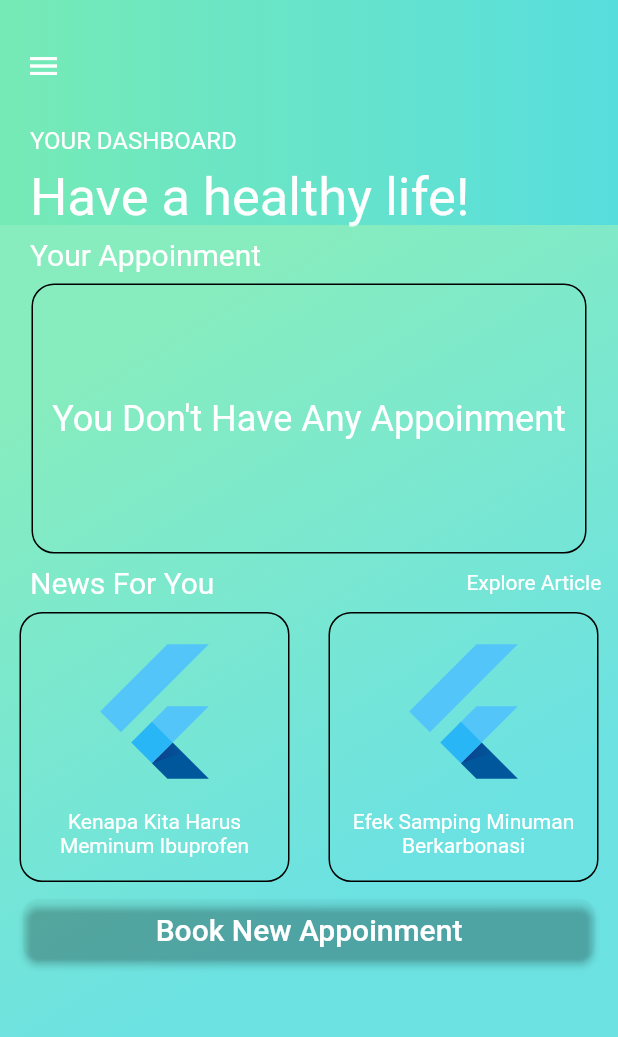
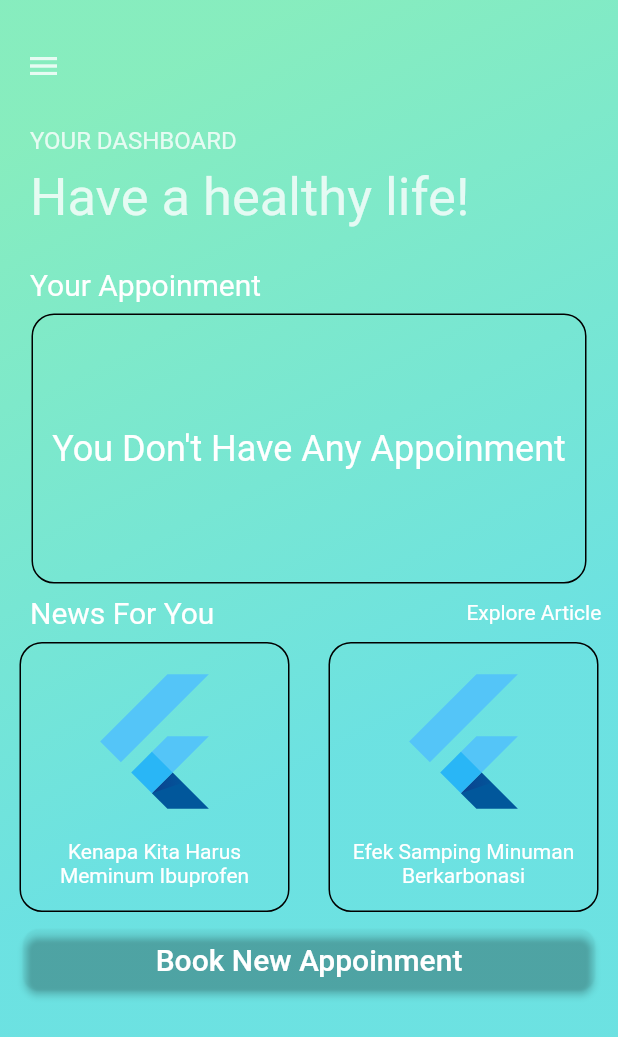
Before and after one commit to mohmahendra/medix, a Flutter app: the DashboardPage screen opened directly, on a phone screen of 412 x 824 dp. Shown: the top 1037 px of the screen. Run offline on Flutter 3.47's test engine with Material 2 defaults, Android fonts, the phone set to English and light mode, and no system bars.

```diff
--- a/lib/ReusableMaterial.dart
+++ b/lib/ReusableMaterial.dart
@@ -1,8 +1,8 @@
 import 'package:flutter/material.dart';
 
 class ReusableMaterial {
-  final appBarColorleft = const Color(0xFF56E7A5);
-  final appBarColorRight = const Color(0xFF30D7D7);
+  final primaryColorLeft = const Color(0xFF56E7A5);
+  final primaryColorRight = const Color(0xFF30D7D7);
 
   getAppBar(String titleAB) {
     return AppBar(
@@ -13,7 +13,7 @@ class ReusableMaterial {
           gradient: LinearGradient(
             begin: Alignment.centerLeft,
             end: Alignment.centerRight,
-            colors: [appBarColorleft, appBarColorRight],
+            colors: [primaryColorLeft, primaryColorRight],
           )
         ),
       ),
@@ -35,7 +35,7 @@ class ReusableMaterial {
           gradient: LinearGradient(
             begin: Alignment.centerLeft,
             end: Alignment.centerRight,
-            colors: [appBarColorleft, appBarColorRight]
+            colors: [primaryColorLeft, primaryColorRight]
           )
         ),
       ),
@@ -117,6 +117,7 @@ class ReusableMaterial {
 class ThreeLineCustomAppBar extends StatelessWidget implements PreferredSizeWidget {
   final double height;
   final String upperText, lowerText;
+  final bool transparent;
   final appBarColorleft = const Color(0xFF56E7A5);
   final appBarColorRight = const Color(0xFF30D7D7);
 
@@ -125,7 +126,9 @@ class ThreeLineCustomAppBar extends StatelessWidget implements PreferredSizeWidg
     @required this.height,
     @required this.upperText,
     @required this.lowerText,
+    @required this.transparent,
   }) : super(key:key);
+
 
   @override
   Widget build(BuildContext context) {
@@ -136,7 +139,7 @@ class ThreeLineCustomAppBar extends StatelessWidget implements PreferredSizeWidg
           gradient: LinearGradient(
             begin: Alignment.centerLeft,
             end: Alignment.centerRight,
-            colors: [appBarColorleft, appBarColorRight]
+            colors: getColor()
           ),
         ),
         child: Column(
@@ -178,6 +181,15 @@ class ThreeLineCustomAppBar extends StatelessWidget implements PreferredSizeWidg
     );
   }
 
+  List<Color> getColor() {
+    if (transparent == true) {
+      return [Colors.transparent, Colors.transparent];
+    }
+    else {
+      return [ReusableMaterial().primaryColorLeft, ReusableMaterial().primaryColorRight];
+    }
+  }
+
   @override
   Size get preferredSize => Size.fromHeight(height);
 }
--- a/lib/main.dart
+++ b/lib/main.dart
@@ -58,8 +58,8 @@ class _HomePageState extends State<MyHomePage> {
                       begin: Alignment.topCenter,
                       end: Alignment.centerRight,
                       colors: [
-                        ReusableMaterial().appBarColorleft,
-                        ReusableMaterial().appBarColorRight
+                        ReusableMaterial().primaryColorLeft,
+                        ReusableMaterial().primaryColorRight
                       ]
                     )
                   ),
@@ -100,12 +100,11 @@ class _DashboardPageState extends State<DashboardPage> {
   Widget build(BuildContext context) {
     return Scaffold(
       // Todo beresin appbar di page ini
-
-      appBar: ThreeLineCustomAppBar(
-          height: 150,
-          upperText: "YOUR DASHBOARD",
-          lowerText: "Have a healthy life!"
-      ),
+//      appBar: ThreeLineCustomAppBar(
+//          height: 150,
+//          upperText: "YOUR DASHBOARD",
+//          lowerText: "Have a healthy life!"
+//      ),
       body: Stack(
         children: <Widget>[
           Center(
@@ -117,16 +116,30 @@ class _DashboardPageState extends State<DashboardPage> {
                     begin: Alignment.topCenter,
                     end: Alignment.centerRight,
                     colors: [
-                      ReusableMaterial().appBarColorleft,
-                      ReusableMaterial().appBarColorRight
+                      ReusableMaterial().primaryColorLeft,
+                      ReusableMaterial().primaryColorRight
                     ]
                   )
                 ),
               ),
             )
           ),
+          Positioned(
+            top: 0,
+            left: 0,
+            right: 0,
+            child: ThreeLineCustomAppBar(
+              height: 150,
+              upperText: "YOUR DASHBOARD",
+              lowerText: "Have a healthy life!",
+              transparent: true,
+            ),
+          ),
           Column(
             children: <Widget>[
+              Container(
+                height: 170,
+              ),
               Row(
                 mainAxisAlignment: MainAxisAlignment.start,
                 children: <Widget>[
```
Also changed, not shown: lib/Service.dart (+5 -5 lines).
